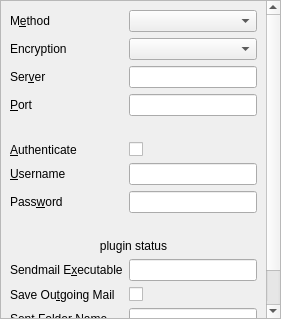
This is src/Gui/SettingsOutgoingPage.ui in jktjkt/trojita as Qt 5 draws it before an edit. The edited form follows.
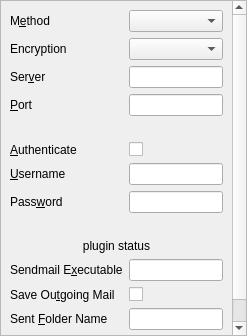
This is the edited form. Custom widgets are drawn as their Qt base class.

Commit message:
make the setings dialog adapt to the pages size
on updateWidgets, the dialog casually grows to
prevent scrollbars, could need clamping to a
defined maximum (from when on to take the
scrollbars rather than growing too out of screen)

```diff
--- a/src/Gui/SettingsOutgoingPage.ui
+++ b/src/Gui/SettingsOutgoingPage.ui
@@ -2,14 +2,6 @@
 <ui version="4.0">
  <class>OutgoingPage</class>
  <widget class="QScrollArea" name="OutgoingPage">
-  <property name="geometry">
-   <rect>
-    <x>0</x>
-    <y>0</y>
-    <width>281</width>
-    <height>319</height>
-   </rect>
-  </property>
   <property name="frameShadow">
    <enum>QFrame::Plain</enum>
   </property>
@@ -21,8 +13,8 @@
     <rect>
      <x>0</x>
      <y>0</y>
-     <width>267</width>
-     <height>403</height>
+     <width>220</width>
+     <height>347</height>
     </rect>
    </property>
    <layout class="QFormLayout" name="formLayout">
```
The commit also changes 5 other files.
